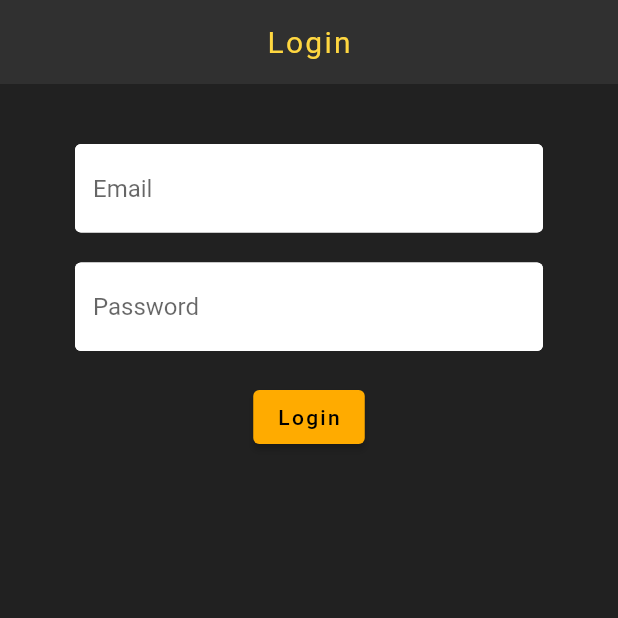
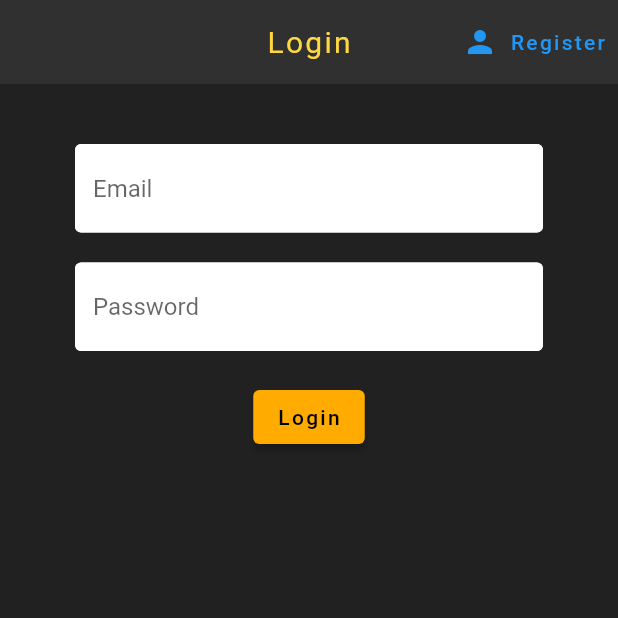
Before and after one commit to Kindlewing/Order-Request, a Flutter app: the screen it shows after launch, after a tap on "Login", on a phone screen of 412 x 824 dp, the top half of it. Run offline on Flutter 3.47's test engine with Material 2 defaults, Android fonts, the phone set to English and light mode, and no system bars; our stand-ins replace firebase_auth; accounts and stored records are empty; network calls fail.

```diff
--- a/order_request/lib/Screens/login.dart
+++ b/order_request/lib/Screens/login.dart
@@ -1,14 +1,24 @@
 import 'package:flutter/material.dart';
+import 'package:order_request/Services/authenticator.dart';
 import 'package:order_request/Shared/constants.dart';
 
 class Login extends StatefulWidget {
-  Login({Key? key}) : super(key: key);
+  final Function toggleView;
+
+  Login({ required this.toggleView, });
 
   @override
   _LoginState createState() => _LoginState();
 }
 
 class _LoginState extends State<Login> {
+  final Authenticator _auth = Authenticator();
+  final _formKey = GlobalKey<FormState>();
+
+  String _email = '';
+  String _password = '';
+  String _error = '';
+
   @override
   Widget build(BuildContext context) {
     return Scaffold(
@@ -18,29 +28,45 @@ class _LoginState extends State<Login> {
             'Login',
             style: Theme.of(context).textTheme.headline4,
           ),
+          actions: [
+            TextButton.icon(
+              label: Text(
+                'Register',
+              ),
+              icon: Icon(Icons.person),
+              onPressed: () {
+                widget.toggleView();
+              },
+            ),
+          ],
         ),
         body: Container(
             padding: EdgeInsets.symmetric(horizontal: 50.0, vertical: 20.0),
             child: Form(
+                key: _formKey,
                 child: Column(
                   children: <Widget>[
                   SizedBox(height: 20.0),
                   TextFormField(
+                      validator: (value) => value!.isEmpty ? 'Enter an email' : null,
                       decoration: textInputDecoration.copyWith(hintText: 'Email'),
                       onChanged: (value) {
-                      print(value);
+                        setState(() => _email = value);
                       }),
                   SizedBox(height: 20.0),
                   TextFormField(
+                      validator: (value) => value!.length < 8 ? 'Password must be 8 or more characters' : null,
                       obscureText: true,
                       decoration:
                           textInputDecoration.copyWith(hintText: 'Password'),
                       onChanged: (value) {
-                      print(value);
+                        setState(() => _password = value);
                       }),
                   SizedBox(height: 20.0),
                   ElevatedButton(
-                  onPressed: () {},
+                    onPressed: () async {
+                      await _auth.login(_email, _password);
+                    },
                     child: Text(
                       'Login',
                       style: Theme.of(context).textTheme.button,
--- /dev/null
+++ b/order_request/lib/Services/authenticator.dart
@@ -0,0 +1,17 @@
+import 'package:firebase_auth/firebase_auth.dart';
+
+class Authenticator {
+final FirebaseAuth _auth = FirebaseAuth.instance;
+
+  Future login(String email, String password) async {
+    try {
+      UserCredential result =
+        await _auth.signInWithEmailAndPassword(email: email, password: password);
+        User user = result.user!;
+        return user;
+    } catch(error) {
+        print(error.toString());
+        return null;
+    }
+  }
+}
--- a/order_request/lib/Wrappers/authenticate.dart
+++ b/order_request/lib/Wrappers/authenticate.dart
@@ -13,11 +13,15 @@ class _AuthenticateState extends State<Authenticate> {
 
   bool showLogin = true;
 
+  void _toggleView() {
+    setState(() => showLogin = !showLogin);
+  }
+
   @override
   Widget build(BuildContext context) {
     if(showLogin) {
-      return Login();
+      return Login(toggleView: _toggleView);
     }
-    return Register();
+    return Register(toggleView: _toggleView);
   }
 }
--- a/order_request/pubspec.yaml
+++ b/order_request/pubspec.yaml
@@ -31,9 +31,11 @@ dependencies:
     sdk: flutter
 
 
+
   # The following adds the Cupertino Icons font to your application.
   # Use with the CupertinoIcons class for iOS style icons.
   cupertino_icons: ^1.0.2
+  firebase_auth: ^3.3.4
 
 dev_dependencies:
   flutter_test:
```
Also changed, not shown: order_request/lib/Screens/home.dart (+3 -42 lines), order_request/lib/Screens/register.dart (+14 -1 lines), order_request/pubspec.lock, 3 other files. Lines whose indentation alone changed are shown as unchanged.
